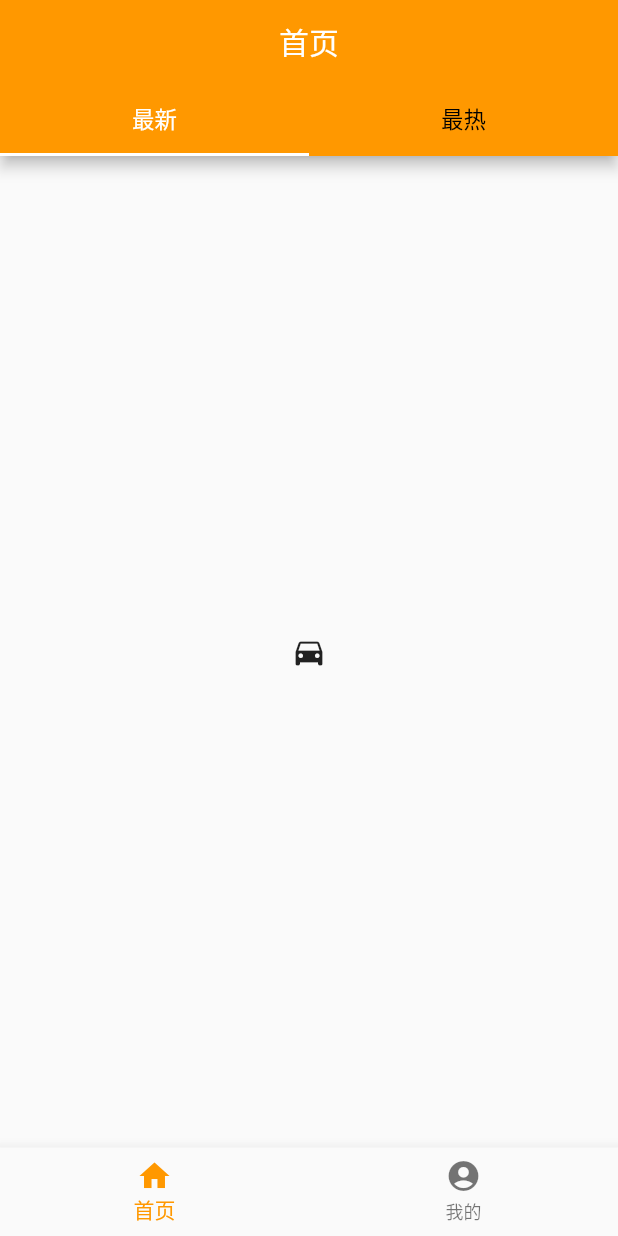
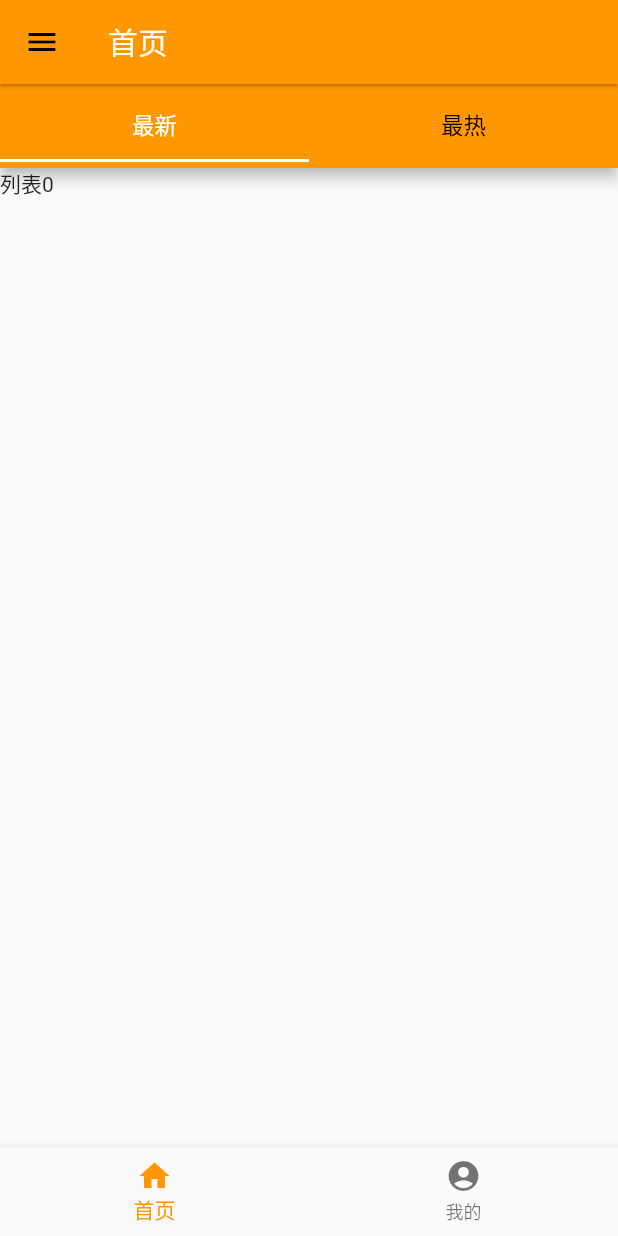
Before and after one commit to Loren1994/flutter-learning, a Flutter app: the screen it shows after launch, on a phone screen of 412 x 824 dp. Run offline on Flutter 3.47's test engine with Material 2 defaults, Android fonts, the phone set to English and light mode, and no system bars; our stand-ins replace fluttertoast.

Commit message:
修改布局

```diff
--- a/lib/main.dart
+++ b/lib/main.dart
@@ -1,7 +1,8 @@
-import 'dart:async';
-
 import 'package:flutter/material.dart';
-import 'package:flutter/services.dart';
+import 'package:flutter_learning/pages/ContentDetail.dart';
+import 'package:flutter_learning/pages/HomePage.dart';
+import 'package:flutter_learning/pages/Person.dart';
+import 'package:fluttertoast/fluttertoast.dart';
 
 void main() => runApp(new App());
 
@@ -9,62 +10,35 @@ class App extends StatelessWidget {
   @override
   Widget build(BuildContext context) {
     return new MaterialApp(
-      title: 'V2EX',
-      theme: new ThemeData(
-        primarySwatch: Colors.orange,
-      ),
-      home: new HomePage(title: 'V2EX'),
-    );
+        title: 'V2EX',
+        theme: new ThemeData(
+          primarySwatch: Colors.orange,
+        ),
+        home: new AppPage(title: 'V2EX'),
+        routes: <String, WidgetBuilder>{
+          '/detail': (BuildContext context) => new ContentDetail()
+        });
   }
 }
 
-class HomePage extends StatefulWidget {
-  HomePage({Key key, this.title}) : super(key: key);
+class AppPage extends StatefulWidget {
+  AppPage({Key key, this.title}) : super(key: key);
   final String title;
 
   @override
-  _HomePageState createState() => new _HomePageState();
+  _AppPageState createState() => new _AppPageState();
 }
 
-class _HomePageState extends State<HomePage>
-    with SingleTickerProviderStateMixin {
-  static const platform = const MethodChannel('samples.flutter.io/battery');
-  String _batteryLevel = "";
-  int index = 0;
-
-  //获取原生电量
-  Future<Null> _getBatteryLevel() async {
-    String batteryLevel;
-    try {
-      final int result = await platform.invokeMethod('getBatteryLevel');
-      batteryLevel = 'Battery level at $result % .';
-      // ignore: non_type_in_catch_clause
-    } on PlatformException catch (e) {
-      batteryLevel = "Failed to get battery level: '${e.message}'.";
-    }
-
-    setState(() {
-      _batteryLevel = batteryLevel;
-    });
-  }
-
-  final List<Text> tabTexts = <Text>[
-    new Text('最新', style: new TextStyle(fontSize: 15.0)),
-    new Text('最热', style: new TextStyle(fontSize: 15.0))
-  ];
+class _AppPageState extends State<AppPage> {
   final List<Text> itemTexts = <Text>[
     new Text('首页', style: new TextStyle(fontSize: 12.0)),
     new Text('我的', style: new TextStyle(fontSize: 12.0))
   ];
+  var index = 0;
+  var isHome = true;
 
   @override
   Widget build(BuildContext context) {
-    final List<Tab> tabs = [];
-    for (int i = 0; i < tabTexts.length; i++) {
-      tabs.add(new Tab(
-        child: tabTexts[i],
-      ));
-    }
     final items =
         new List<BottomNavigationBarItem>.generate(itemTexts.length, (index) {
       switch (index) {
@@ -79,43 +53,60 @@ class _HomePageState extends State<HomePage>
     return new DefaultTabController(
         child: new Scaffold(
           appBar: new AppBar(
-            backgroundColor: Colors.orange,
-            title: _getTitle(),
-            bottom: new TabBar(
-              key: Key('home_tab'),
-              isScrollable: false,
-              tabs: tabs,
-              indicatorColor: Colors.white,
-              unselectedLabelColor: Colors.black,
-              labelColor: Colors.white,
+              elevation: 1.0,
+              backgroundColor: Colors.orange,
+              title: _getTitle()),
+          body: isHome ? new HomePage() : new Person(),
+          drawer: new Drawer(
+            child: new ListView(
+              children: <Widget>[
+                new UserAccountsDrawerHeader(
+                  accountName: new Text('Loren'),
+                  accountEmail: new Text('dayan805@163.com'),
+                  currentAccountPicture: new GestureDetector(
+                    onTap: () {},
+                    child: new CircleAvatar(
+                      backgroundImage: new NetworkImage(
+                          'https://avatars3.githubusercontent.com/u/19885732?s=460&v=4'),
+                    ),
+                  ),
+                  decoration: new BoxDecoration(
+                    color: Colors.blue,
+                  ),
+                ),
+                new ListTile(
+                    title: new Text('首页'),
+                    onTap: () {
+                      Fluttertoast.showToast(msg: "首页");
+                    }),
+                new ListTile(
+                  title: new Text('我的'),
+                  onTap: () {
+                    Fluttertoast.showToast(msg: "我的");
+                  },
+                ),
+              ],
             ),
-          ), // 标题
-          body: new TabBarView(children: [
-            new Icon(Icons.directions_car),
-            new Icon(Icons.directions_transit)
-          ]),
-//          drawer: null, //抽屉
+          ),
           bottomNavigationBar: new BottomNavigationBar(
               onTap: _selectPosition,
               currentIndex: index,
               iconSize: 24.0,
               items: items),
         ),
-        length: tabs.length);
+        length: items.length);
   }
 
   _selectPosition(int index) {
     if (this.index == index) return;
-    //TODO navigation
-
     setState(() {
       this.index = index;
+      this.isHome = (index == 0);
     });
   }
 
   _getTitle() {
-    return new Center(
-        child: new Text(this.itemTexts[index].data,
-            style: new TextStyle(fontSize: 20.0, color: Colors.white)));
+    return new Text(this.itemTexts[index].data,
+        style: new TextStyle(fontSize: 20.0, color: Colors.white));
   }
 }
--- /dev/null
+++ b/lib/pages/ContentDetail.dart
@@ -0,0 +1,8 @@
+import 'package:flutter/material.dart';
+
+class ContentDetail extends StatelessWidget {
+  @override
+  Widget build(BuildContext context) {
+    return new Text("详细", style: TextStyle(fontSize: 20.0));
+  }
+}
--- /dev/null
+++ b/lib/pages/HomeList.dart
@@ -0,0 +1,20 @@
+import 'package:flutter/material.dart';
+
+class HomeList extends StatefulWidget {
+  HomeList({Key key, this.flag}) : super(key: key);
+  final int flag;
+
+  @override
+  _HomeListState createState() => new _HomeListState(flag: flag);
+}
+
+class _HomeListState extends State<StatefulWidget> {
+  _HomeListState({this.flag});
+
+  final int flag;
+
+  @override
+  Widget build(BuildContext context) {
+    return new Text("列表$flag");
+  }
+}
--- /dev/null
+++ b/lib/pages/HomePage.dart
@@ -0,0 +1,42 @@
+import 'package:flutter/material.dart';
+import 'package:flutter_learning/pages/HomeList.dart';
+
+class HomePage extends StatefulWidget {
+  @override
+  _HomePageState createState() => new _HomePageState();
+}
+
+class _HomePageState extends State<HomePage>
+    with SingleTickerProviderStateMixin {
+  final List<Text> tabTexts = <Text>[
+    new Text('最新', style: new TextStyle(fontSize: 15.0)),
+    new Text('最热', style: new TextStyle(fontSize: 15.0))
+  ];
+
+  @override
+  Widget build(BuildContext context) {
+    final List<Tab> tabs = [];
+    for (int i = 0; i < tabTexts.length; i++) {
+      tabs.add(new Tab(
+        child: tabTexts[i],
+      ));
+    }
+    return new DefaultTabController(
+        child: new Scaffold(
+          appBar: new AppBar(
+            titleSpacing: 0.0,
+            backgroundColor: Colors.orange,
+            title: new TabBar(
+              isScrollable: false,
+              tabs: tabs,
+              indicatorColor: Colors.white,
+              unselectedLabelColor: Colors.black,
+              labelColor: Colors.white,
+            ),
+          ),
+          body: new TabBarView(
+              children: [new HomeList(flag: 0), new HomeList(flag: 1)]),
+        ),
+        length: tabs.length);
+  }
+}
--- a/lib/pages/Person.dart
+++ b/lib/pages/Person.dart
@@ -0,0 +1,8 @@
+import 'package:flutter/material.dart';
+
+class Person extends StatelessWidget {
+  @override
+  Widget build(BuildContext context) {
+    return new Text("我的页面");
+  }
+}
--- a/pubspec.yaml
+++ b/pubspec.yaml
@@ -8,6 +8,8 @@ dependencies:
   # The following adds the Cupertino Icons font to your application.
   # Use with the CupertinoIcons class for iOS style icons.
   cupertino_icons: ^0.1.2
+  fluttertoast: ^2.0.4
+  shared_preferences: ^0.4.2
 
 dev_dependencies:
   flutter_test:
```
Also changed, not shown: lib/pages/HotPage.dart (deleted), lib/pages/LatestPage.dart (deleted), pubspec.lock, static/logo.png (added), 1 other file.
